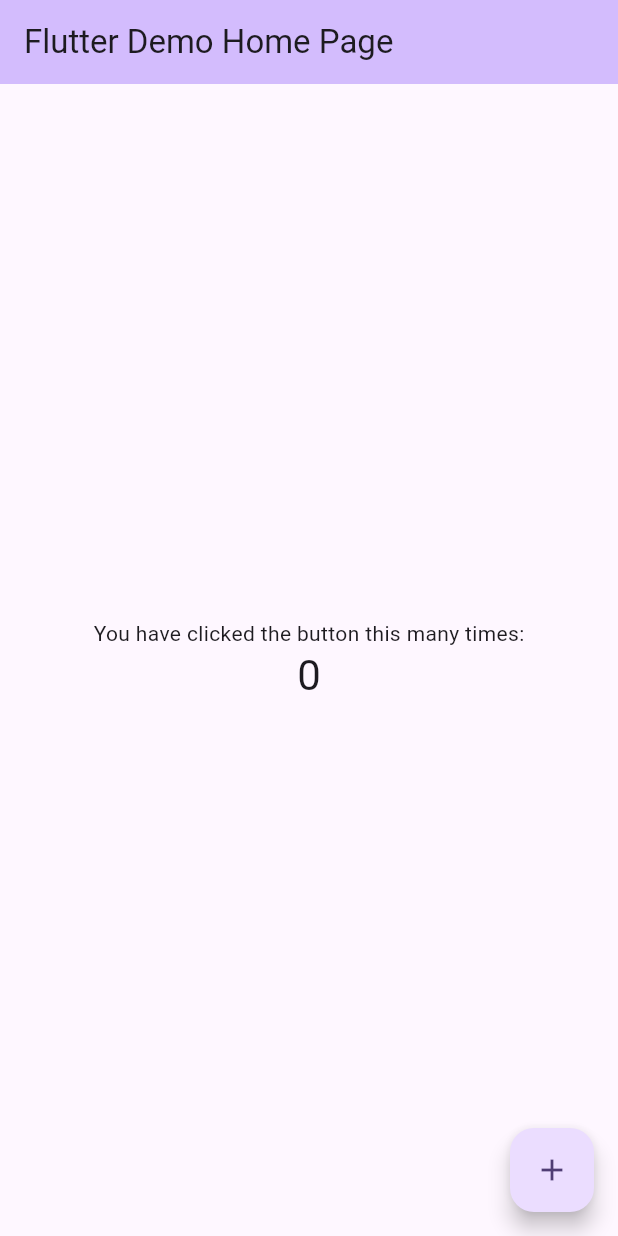
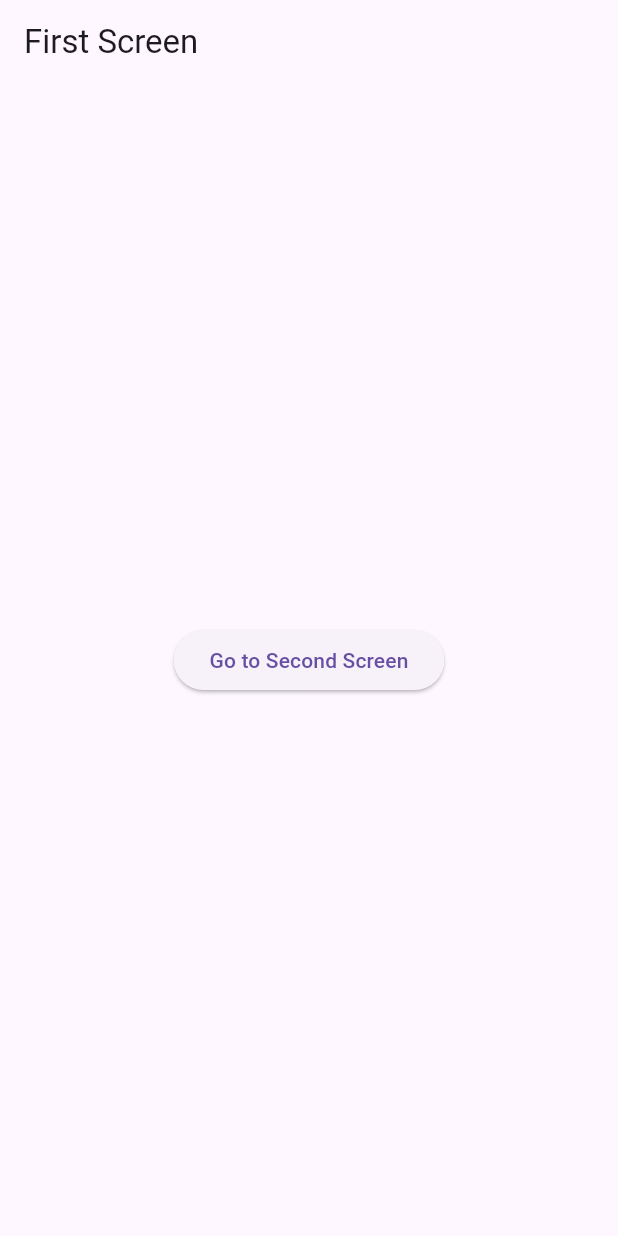
Before and after one commit to Finn30/Reflow, a Flutter app: the screen it shows after launch, on a phone screen of 412 x 824 dp. Run offline on Flutter 3.47's test engine with Material 3 defaults, Android fonts, the phone set to English and light mode, and no system bars.

Commit message:
tes_second_screen

```diff
--- a/project_fix/lib/main.dart
+++ b/project_fix/lib/main.dart
@@ -5,121 +5,61 @@
 }
 
 class MyApp extends StatelessWidget {
-  const MyApp({super.key});
+  const MyApp({Key? key}) : super(key: key);
 
-  // This widget is the root of your application.
   @override
   Widget build(BuildContext context) {
     return MaterialApp(
       title: 'Flutter Demo',
       theme: ThemeData(
-        // This is the theme of your application.
-        //
-        // TRY THIS: Try running your application with "flutter run". You'll see
-        // the application has a purple toolbar. Then, without quitting the app,
-        // try changing the seedColor in the colorScheme below to Colors.green
-        // and then invoke "hot reload" (save your changes or press the "hot
-        // reload" button in a Flutter-supported IDE, or press "r" if you used
-        // the command line to start the app).
-        //
-        // Notice that the counter didn't reset back to zero; the application
-        // state is not lost during the reload. To reset the state, use hot
-        // restart instead.
-        //
-        // This works for code too, not just values: Most code changes can be
-        // tested with just a hot reload.
-        colorScheme: ColorScheme.fromSeed(seedColor: Colors.deepPurple),
-        useMaterial3: true,
+        primarySwatch: Colors.blue,
       ),
-      home: const MyHomePage(title: 'Flutter Demo Home Page'),
+      home: const FirstScreen(),
     );
   }
 }
 
-class MyHomePage extends StatefulWidget {
-  const MyHomePage({super.key, required this.title});
-
-  // This widget is the home page of your application. It is stateful, meaning
-  // that it has a State object (defined below) that contains fields that affect
-  // how it looks.
-
-  // This class is the configuration for the state. It holds the values (in this
-  // case the title) provided by the parent (in this case the App widget) and
-  // used by the build method of the State. Fields in a Widget subclass are
-  // always marked "final".
-
-  final String title;
-
-  @override
-  State<MyHomePage> createState() => _MyHomePageState();
-}
-
-class _MyHomePageState extends State<MyHomePage> {
-  int _counter = 0;
-
-  void _incrementCounter() {
-    setState(() {
-      // This call to setState tells the Flutter framework that something has
-      // changed in this State, which causes it to rerun the build method below
-      // so that the display can reflect the updated values. If we changed
-      // _counter without calling setState(), then the build method would not be
-      // called again, and so nothing would appear to happen.
-      _counter++;
-    });
-  }
+class FirstScreen extends StatelessWidget {
+  const FirstScreen({Key? key}) : super(key: key);
 
   @override
   Widget build(BuildContext context) {
-    // This method is rerun every time setState is called, for instance as done
-    // by the _incrementCounter method above.
-    //
-    // The Flutter framework has been optimized to make rerunning build methods
-    // fast, so that you can just rebuild anything that needs updating rather
-    // than having to individually change instances of widgets.
     return Scaffold(
       appBar: AppBar(
-        // TRY THIS: Try changing the color here to a specific color (to
-        // Colors.amber, perhaps?) and trigger a hot reload to see the AppBar
-        // change color while the other colors stay the same.
-        backgroundColor: Theme.of(context).colorScheme.inversePrimary,
-        // Here we take the value from the MyHomePage object that was created by
-        // the App.build method, and use it to set our appbar title.
-        title: Text(widget.title),
+        title: const Text('First Screen'),
       ),
       body: Center(
-        // Center is a layout widget. It takes a single child and positions it
-        // in the middle of the parent.
-        child: Column(
-          // Column is also a layout widget. It takes a list of children and
-          // arranges them vertically. By default, it sizes itself to fit its
-          // children horizontally, and tries to be as tall as its parent.
-          //
-          // Column has various properties to control how it sizes itself and
-          // how it positions its children. Here we use mainAxisAlignment to
-          // center the children vertically; the main axis here is the vertical
-          // axis because Columns are vertical (the cross axis would be
-          // horizontal).
-          //
-          // TRY THIS: Invoke "debug painting" (choose the "Toggle Debug Paint"
-          // action in the IDE, or press "p" in the console), to see the
-          // wireframe for each widget.
-          mainAxisAlignment: MainAxisAlignment.center,
-          children: <Widget>[
-            const Text(
-              'You have clicked the button this many times:',
-            ),
-            Text(
-              '$_counter',
-              style: Theme.of(context).textTheme.headlineMedium,
-            ),
-          ],
+        child: ElevatedButton(
+          onPressed: () {
+            Navigator.push(
+              context,
+              MaterialPageRoute(builder: (context) => const SecondScreen()),
+            );
+          },
+          child: const Text('Go to Second Screen'),
         ),
       ),
-      floatingActionButton: FloatingActionButton(
-        onPressed: _incrementCounter,
-        tooltip: 'Increment',
-        child: const Icon(Icons.add),
-      ), // This trailing comma makes auto-formatting nicer for build methods.
     );
   }
 }
+
+class SecondScreen extends StatelessWidget {
+  const SecondScreen({Key? key}) : super(key: key);
+
+  @override
+  Widget build(BuildContext context) {
+    return Scaffold(
+      appBar: AppBar(
+        title: const Text('Second Screen'),
+      ),
+      body: Center(
+        child: ElevatedButton(
+          onPressed: () {
+            Navigator.pop(context);
+          },
+          child: const Text('Go back to First Screen'),
+        ),
+      ),
+    );
+  }
+}
```
